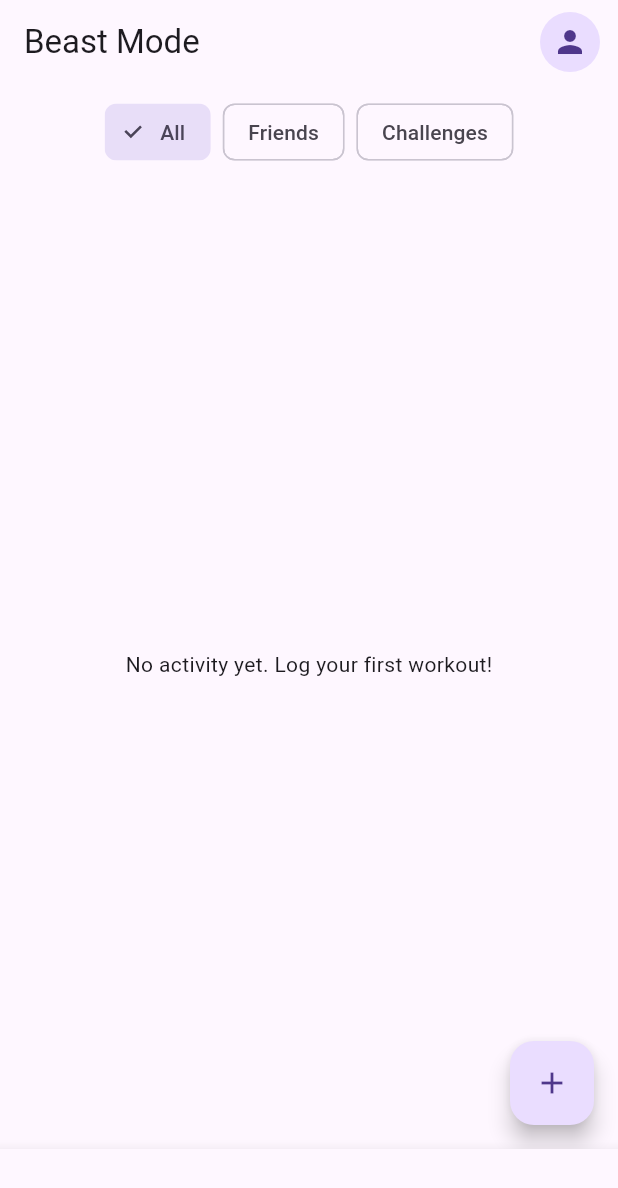
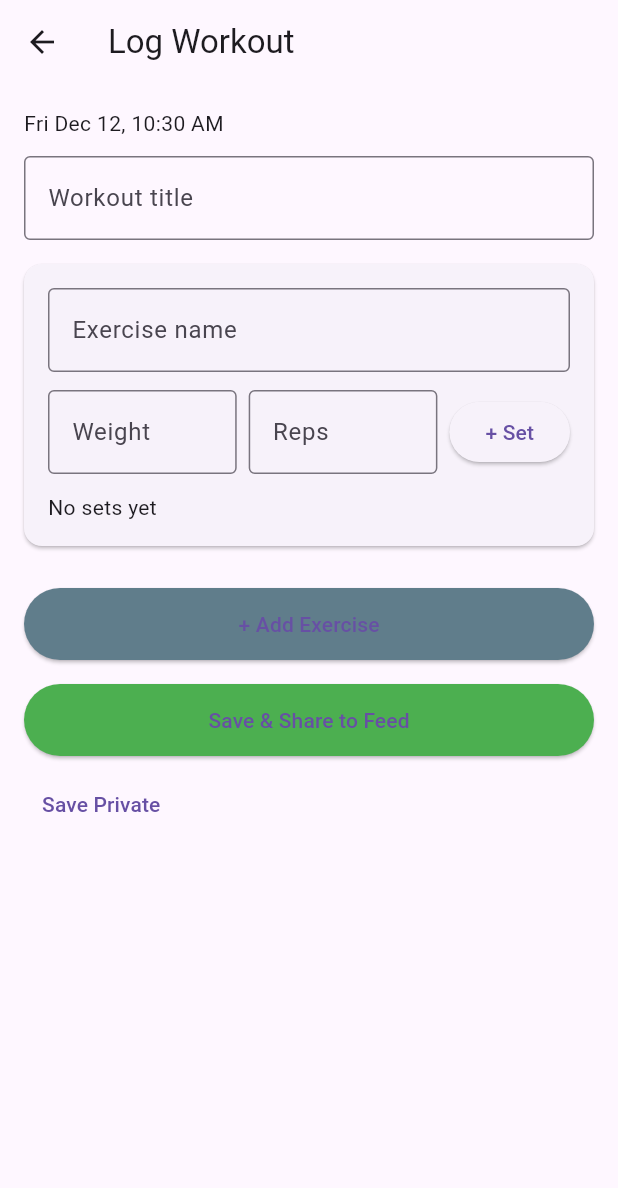
Before and after one commit to mohitkokane3900/beast_lifting_app, a Flutter app: the screen it shows once a user with an empty profile is signed in, after a tap on the "add" icon, on a phone screen of 412 x 824 dp. Shown: the top 1188 px of the screen. Run offline on Flutter 3.47's test engine with Material 3 defaults, Android fonts, the light colour scheme and no system bars; our stand-ins replace cloud_firestore, firebase_auth, firebase_core; accounts and stored records are empty.

Commit message:
Add workout log screen and navigation from feed

```diff
--- /dev/null
+++ b/lib/models/workout.dart
@@ -0,0 +1,85 @@
+class WorkoutSet {
+  final double weight;
+  final int reps;
+
+  WorkoutSet({required this.weight, required this.reps});
+
+  Map<String, dynamic> toMap() {
+    return {
+      'weight': weight,
+      'reps': reps,
+    };
+  }
+
+  factory WorkoutSet.fromMap(Map<String, dynamic> m) {
+    return WorkoutSet(
+      weight: (m['weight'] as num).toDouble(),
+      reps: (m['reps'] as num).toInt(),
+    );
+  }
+}
+
+class WorkoutExercise {
+  final String name;
+  final List<WorkoutSet> sets;
+
+  WorkoutExercise({required this.name, required this.sets});
+
+  Map<String, dynamic> toMap() {
+    return {
+      'name': name,
+      'sets': sets.map((s) => s.toMap()).toList(),
+    };
+  }
+
+  factory WorkoutExercise.fromMap(Map<String, dynamic> m) {
+    final list = (m['sets'] as List<dynamic>? ?? [])
+        .map((e) => WorkoutSet.fromMap(e as Map<String, dynamic>))
+        .toList();
+    return WorkoutExercise(name: m['name'] as String? ?? '', sets: list);
+  }
+}
+
+class Workout {
+  final String id;
+  final String userId;
+  final String title;
+  final DateTime createdAt;
+  final List<WorkoutExercise> exercises;
+  final List<String> linkedChallengeIds;
+
+  Workout({
+    required this.id,
+    required this.userId,
+    required this.title,
+    required this.createdAt,
+    required this.exercises,
+    required this.linkedChallengeIds,
+  });
+
+  Map<String, dynamic> toMap() {
+    return {
+      'userId': userId,
+      'title': title,
+      'createdAt': createdAt.toIso8601String(),
+      'exercises': exercises.map((e) => e.toMap()).toList(),
+      'linkedChallengeIds': linkedChallengeIds,
+    };
+  }
+
+  factory Workout.fromMap(String id, Map<String, dynamic> m) {
+    final ex = (m['exercises'] as List<dynamic>? ?? [])
+        .map((e) => WorkoutExercise.fromMap(e as Map<String, dynamic>))
+        .toList();
+    return Workout(
+      id: id,
+      userId: m['userId'] as String? ?? '',
+      title: m['title'] as String? ?? '',
+      createdAt: DateTime.parse(m['createdAt'] as String),
+      exercises: ex,
+      linkedChallengeIds: (m['linkedChallengeIds'] as List<dynamic>? ?? [])
+          .map((e) => e.toString())
+          .toList(),
+    );
+  }
+}
--- a/lib/screens/feed/feed_screen.dart
+++ b/lib/screens/feed/feed_screen.dart
@@ -1,7 +1,9 @@
 import 'package:flutter/material.dart';
 import 'package:intl/intl.dart';
 import '../../services/firestore_service.dart';
+import '../../services/auth_service.dart';
 import '../../models/feed_post.dart';
+import '../workouts/new_workout_screen.dart';
 
 class FeedScreen extends StatefulWidget {
   const FeedScreen({super.key});
@@ -12,6 +14,7 @@ class FeedScreen extends StatefulWidget {
 
 class _FeedScreenState extends State<FeedScreen> {
   final store = FirestoreService();
+  final auth = AuthService();
   String filter = 'All';
 
   @override
@@ -69,7 +72,16 @@ class _FeedScreenState extends State<FeedScreen> {
         ],
       ),
       floatingActionButton: FloatingActionButton(
-        onPressed: () {},
+        onPressed: () {
+          final u = auth.currentUser;
+          if (u == null) return;
+          Navigator.push(
+            context,
+            MaterialPageRoute(
+              builder: (_) => NewWorkoutScreen(userId: u.uid),
+            ),
+          );
+        },
         child: const Icon(Icons.add),
       ),
     );
@@ -98,6 +110,7 @@ class _FeedCard extends StatelessWidget {
   Widget build(BuildContext context) {
     final f = DateFormat('MMM d, h:mm a');
     final timeLabel = f.format(post.createdAt);
+    final text = post.text.isEmpty ? 'New workout logged' : post.text;
 
     return Card(
       margin: const EdgeInsets.only(bottom: 12),
@@ -126,7 +139,7 @@ class _FeedCard extends StatelessWidget {
               ],
             ),
             const SizedBox(height: 8),
-            Text(post.text),
+            Text(text),
             const SizedBox(height: 8),
             Row(
               children: const [
--- /dev/null
+++ b/lib/screens/workouts/new_workout_screen.dart
@@ -0,0 +1,207 @@
+import 'package:flutter/material.dart';
+import 'package:intl/intl.dart';
+import '../../models/workout.dart';
+
+class NewWorkoutScreen extends StatefulWidget {
+  final String userId;
+  const NewWorkoutScreen({super.key, required this.userId});
+
+  @override
+  State<NewWorkoutScreen> createState() => _NewWorkoutScreenState();
+}
+
+class _NewWorkoutScreenState extends State<NewWorkoutScreen> {
+  final titleCtl = TextEditingController();
+  final List<_ExerciseBlock> blocks = [];
+  late DateTime createdAt;
+
+  @override
+  void initState() {
+    super.initState();
+    createdAt = DateTime.now();
+    blocks.add(_ExerciseBlock());
+  }
+
+  void _addBlock() {
+    setState(() {
+      blocks.add(_ExerciseBlock());
+    });
+  }
+
+  void _saveWorkout({required bool share}) {
+    if (titleCtl.text.trim().isEmpty) {
+      ScaffoldMessenger.of(context).showSnackBar(
+        const SnackBar(content: Text('Enter workout title')),
+      );
+      return;
+    }
+
+    final exercises = <WorkoutExercise>[];
+    for (final b in blocks) {
+      final name = b.exerciseCtl.text.trim();
+      if (name.isEmpty || b.sets.isEmpty) continue;
+      exercises.add(
+        WorkoutExercise(name: name, sets: List.of(b.sets)),
+      );
+    }
+
+    if (exercises.isEmpty) {
+      ScaffoldMessenger.of(context).showSnackBar(
+        const SnackBar(content: Text('Add at least one exercise and set')),
+      );
+      return;
+    }
+
+    ScaffoldMessenger.of(context).showSnackBar(
+      SnackBar(
+        content: Text(
+          share
+              ? 'Saving + sharing (next commit)'
+              : 'Saving private (next commit)',
+        ),
+      ),
+    );
+  }
+
+  @override
+  Widget build(BuildContext context) {
+    final f = DateFormat('EEE MMM d, h:mm a');
+    final dateLabel = f.format(createdAt);
+
+    return Scaffold(
+      appBar: AppBar(title: const Text('Log Workout')),
+      body: SingleChildScrollView(
+        padding: const EdgeInsets.all(16),
+        child: Column(
+          crossAxisAlignment: CrossAxisAlignment.start,
+          children: [
+            Text(dateLabel),
+            const SizedBox(height: 12),
+            TextField(
+              controller: titleCtl,
+              decoration: const InputDecoration(
+                labelText: 'Workout title',
+                hintText: 'Push Day at GSU Gym',
+                border: OutlineInputBorder(),
+              ),
+            ),
+            const SizedBox(height: 16),
+            Column(
+              children: blocks.map((b) => _buildBlock(b)).toList(),
+            ),
+            const SizedBox(height: 12),
+            _wideButton(
+              text: '+ Add Exercise',
+              color: Colors.blueGrey,
+              onTap: _addBlock,
+            ),
+            const SizedBox(height: 16),
+            _wideButton(
+              text: 'Save & Share to Feed',
+              color: Colors.green,
+              onTap: () => _saveWorkout(share: true),
+            ),
+            const SizedBox(height: 8),
+            TextButton(
+              onPressed: () => _saveWorkout(share: false),
+              child: const Text('Save Private'),
+            ),
+          ],
+        ),
+      ),
+    );
+  }
+
+  Widget _buildBlock(_ExerciseBlock b) {
+    return Card(
+      margin: const EdgeInsets.only(bottom: 16),
+      child: Padding(
+        padding: const EdgeInsets.all(16),
+        child: Column(
+          crossAxisAlignment: CrossAxisAlignment.start,
+          children: [
+            TextField(
+              controller: b.exerciseCtl,
+              decoration: const InputDecoration(
+                labelText: 'Exercise name',
+                border: OutlineInputBorder(),
+              ),
+            ),
+            const SizedBox(height: 12),
+            Row(
+              children: [
+                Expanded(
+                  child: TextField(
+                    controller: b.weightCtl,
+                    keyboardType: TextInputType.number,
+                    decoration: const InputDecoration(
+                      labelText: 'Weight',
+                      border: OutlineInputBorder(),
+                    ),
+                  ),
+                ),
+                const SizedBox(width: 8),
+                Expanded(
+                  child: TextField(
+                    controller: b.repsCtl,
+                    keyboardType: TextInputType.number,
+                    decoration: const InputDecoration(
+                      labelText: 'Reps',
+                      border: OutlineInputBorder(),
+                    ),
+                  ),
+                ),
+                const SizedBox(width: 8),
+                ElevatedButton(
+                  onPressed: () {
+                    final wt = double.tryParse(b.weightCtl.text.trim());
+                    final rp = int.tryParse(b.repsCtl.text.trim());
+                    if (wt == null || rp == null) return;
+                    setState(() {
+                      b.sets.add(WorkoutSet(weight: wt, reps: rp));
+                      b.weightCtl.clear();
+                      b.repsCtl.clear();
+                    });
+                  },
+                  child: const Text('+ Set'),
+                ),
+              ],
+            ),
+            const SizedBox(height: 12),
+            if (b.sets.isEmpty)
+              const Text('No sets yet')
+            else
+              Column(
+                crossAxisAlignment: CrossAxisAlignment.start,
+                children:
+                    b.sets.map((s) => Text('${s.weight} x ${s.reps}')).toList(),
+              ),
+          ],
+        ),
+      ),
+    );
+  }
+
+  Widget _wideButton({
+    required String text,
+    required Color color,
+    required VoidCallback onTap,
+  }) {
+    return SizedBox(
+      width: double.infinity,
+      height: 48,
+      child: ElevatedButton(
+        style: ElevatedButton.styleFrom(backgroundColor: color),
+        onPressed: onTap,
+        child: Text(text),
+      ),
+    );
+  }
+}
+
+class _ExerciseBlock {
+  final TextEditingController exerciseCtl = TextEditingController();
+  final TextEditingController weightCtl = TextEditingController();
+  final TextEditingController repsCtl = TextEditingController();
+  final List<WorkoutSet> sets = [];
+}
```
